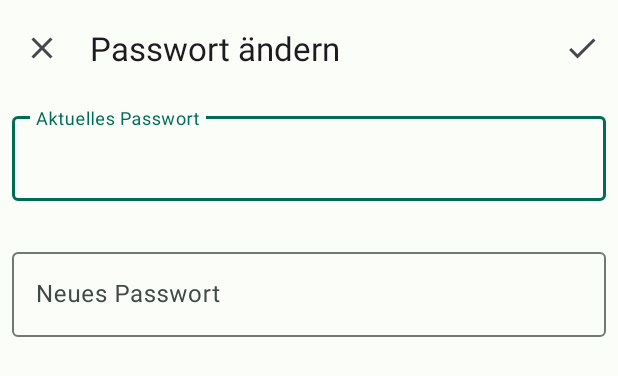
After one commit to Bambushain/bambushain-app, an Android app: the layout fragment_change_my_password.xml on its own in the app's theme, with its tools: preview values and no code run, on a phone screen of 412 x 824 dp. The commit adds this screen. Shown: the top 376 px of the screen. Run offline under Robolectric (Android 15) with nearby library versions, the phone set to English and light mode, and no system bars.

Commit message:
TG-173 Passwort ändern Dialog
Added change my password dialog

```diff
--- /dev/null
+++ b/app/src/main/res/drawable/ic_check.xml
@@ -0,0 +1,11 @@
+<vector
+        xmlns:android="http://schemas.android.com/apk/res/android"
+        android:height="24dp"
+        android:width="24dp"
+        android:viewportWidth="24"
+        android:viewportHeight="24"
+        android:tint="?attr/colorControlNormal">
+    <path
+            android:fillColor="#000000"
+            android:pathData="M9,16.17L4.83,12l-1.42,1.41L9,19 21,7l-1.41,-1.41z"/>
+</vector>
--- /dev/null
+++ b/app/src/main/res/drawable/ic_close.xml
@@ -0,0 +1,12 @@
+<!-- drawable/close.xml -->
+<vector
+        xmlns:android="http://schemas.android.com/apk/res/android"
+        android:height="24dp"
+        android:width="24dp"
+        android:viewportWidth="24"
+        android:viewportHeight="24"
+        android:tint="?attr/colorControlNormal">
+    <path
+            android:fillColor="#000000"
+            android:pathData="M19,6.41L17.59,5L12,10.59L6.41,5L5,6.41L10.59,12L5,17.59L6.41,19L12,13.41L17.59,19L19,17.59L13.41,12L19,6.41Z"/>
+</vector>
--- /dev/null
+++ b/app/src/main/res/layout/fragment_change_my_password.xml
@@ -0,0 +1,66 @@
+<?xml version="1.0" encoding="utf-8"?>
+<layout
+        xmlns:android="http://schemas.android.com/apk/res/android"
+        xmlns:app="http://schemas.android.com/apk/res-auto">
+    <data>
+        <variable name="viewModel" type="app.bambushain.my.ChangeMyPasswordViewModel"/>
+    </data>
+    <androidx.coordinatorlayout.widget.CoordinatorLayout
+            android:layout_width="match_parent"
+            android:layout_height="match_parent"
+            android:id="@+id/layout">
+        <androidx.constraintlayout.widget.ConstraintLayout
+                android:layout_width="match_parent"
+                android:layout_height="match_parent">
+            <com.google.android.material.appbar.AppBarLayout
+                    android:layout_width="match_parent"
+                    android:layout_height="wrap_content"
+                    android:id="@+id/toolbarLayout"
+                    app:layout_constraintTop_toTopOf="parent">
+                <com.google.android.material.appbar.MaterialToolbar
+                        android:layout_height="wrap_content"
+                        android:layout_width="match_parent"
+                        android:id="@+id/toolbar"
+                        app:menu="@menu/change_my_password_menu"
+                        app:title="@string/label_change_my_password"
+                        app:layout_constraintTop_toTopOf="parent"
+                        app:layout_constraintStart_toStartOf="parent"
+                        app:layout_constraintEnd_toEndOf="parent"
+                        app:navigationIcon="@drawable/ic_close">
+                </com.google.android.material.appbar.MaterialToolbar>
+            </com.google.android.material.appbar.AppBarLayout>
+            <com.google.android.material.textfield.TextInputLayout
+                    android:layout_width="match_parent"
+                    android:layout_height="wrap_content"
+                    android:layout_margin="@dimen/margin"
+                    android:id="@+id/changePasswordOldPassword"
+                    app:layout_constraintTop_toBottomOf="@id/toolbarLayout"
+                    app:errorEnabled="true">
+                <com.google.android.material.textfield.TextInputEditText
+                        android:layout_width="match_parent"
+                        android:layout_height="wrap_content"
+                        android:inputType="textPassword"
+                        android:text="@={viewModel.oldPassword}"
+                        android:ems="10"
+                        android:singleLine="true"
+                        android:hint="@string/change_password_old_password"/>
+            </com.google.android.material.textfield.TextInputLayout>
+            <com.google.android.material.textfield.TextInputLayout
+                    android:layout_width="match_parent"
+                    android:layout_height="wrap_content"
+                    android:layout_margin="@dimen/margin"
+                    android:id="@+id/changePasswordNewPassword"
+                    app:layout_constraintTop_toBottomOf="@id/changePasswordOldPassword"
+                    app:errorEnabled="true">
+                <com.google.android.material.textfield.TextInputEditText
+                        android:layout_width="match_parent"
+                        android:layout_height="wrap_content"
+                        android:inputType="textPassword"
+                        android:text="@={viewModel.newPassword}"
+                        android:ems="10"
+                        android:singleLine="true"
+                        android:hint="@string/change_password_new_password"/>
+            </com.google.android.material.textfield.TextInputLayout>
+        </androidx.constraintlayout.widget.ConstraintLayout>
+    </androidx.coordinatorlayout.widget.CoordinatorLayout>
+</layout>
--- /dev/null
+++ b/app/src/main/res/menu/change_my_password_menu.xml
@@ -0,0 +1,9 @@
+<?xml version="1.0" encoding="utf-8"?>
+<menu xmlns:android="http://schemas.android.com/apk/res/android" xmlns:app="http://schemas.android.com/apk/res-auto">
+    <item
+            android:id="@+id/action_change_my_password"
+            android:icon="@drawable/ic_check"
+            android:tooltipText="@string/action_change_my_password"
+            android:title="@string/action_change_my_password"
+            app:showAsAction="always"/>
+</menu>
--- a/app/src/main/res/menu/main_menu.xml
+++ b/app/src/main/res/menu/main_menu.xml
@@ -1,7 +1,7 @@
 <?xml version="1.0" encoding="utf-8"?>
 <menu xmlns:android="http://schemas.android.com/apk/res/android">
     <item
-            android:id="@+id/fragment_profile"
+            android:id="@+id/my_profile_navigation"
             android:title="@string/label_my_profile"
             android:icon="@drawable/ic_profile"
             android:checkable="true"/>
--- a/app/src/main/res/menu/my_profile_menu.xml
+++ b/app/src/main/res/menu/my_profile_menu.xml
@@ -2,6 +2,7 @@
 <menu xmlns:app="http://schemas.android.com/apk/res-auto" xmlns:android="http://schemas.android.com/apk/res/android">
 
     <item
+            android:id="@+id/action_change_my_password"
             android:title="@string/action_change_my_password"
             android:icon="@drawable/ic_lock_reset"
             app:showAsAction="ifRoom"/>
--- a/app/src/main/res/values/my.xml
+++ b/app/src/main/res/values/my.xml
@@ -17,4 +17,11 @@
     <string name="action_change_my_password">Passwort ändern</string>
     <string name="bambooGroveImage">Willkommen im Bambushain</string>
     <string name="label_profile_discord_name">Auf Discord bekannt als</string>
+    <string name="label_change_my_password">Passwort ändern</string>
+    <string name="change_password_old_password">Aktuelles Passwort</string>
+    <string name="change_password_new_password">Neues Passwort</string>
+    <string name="error_change_my_password_insufficient_rights">Dein aktuelles Passwort ist falsch</string>
+    <string name="error_change_my_password_failed">Dein Passwort konnte leider nicht geändert werden</string>
+    <string name="error_change_my_password_old_password_empty">Das aktuelle Passwort ist erforderlich</string>
+    <string name="error_change_my_password_new_password_empty">Das neue Passwort ist erforderlich</string>
 </resources>
```
Also changed, not shown: app/src/main/java/app/bambushain/base/BindingDialogFragment.java (added, +64 -0 lines), app/src/main/java/app/bambushain/my/ChangeMyPasswordViewModel.java (added, +17 -0 lines), app/src/main/java/app/bambushain/my/ChangePasswordFragment.java (added, +91 -0 lines), app/src/main/java/app/bambushain/my/ProfileFragment.java (+8 -2 lines), app/src/main/res/navigation/nav_graph.xml (+14 -8 lines), app/src/main/res/values/themes.xml (+32 -0 lines).
